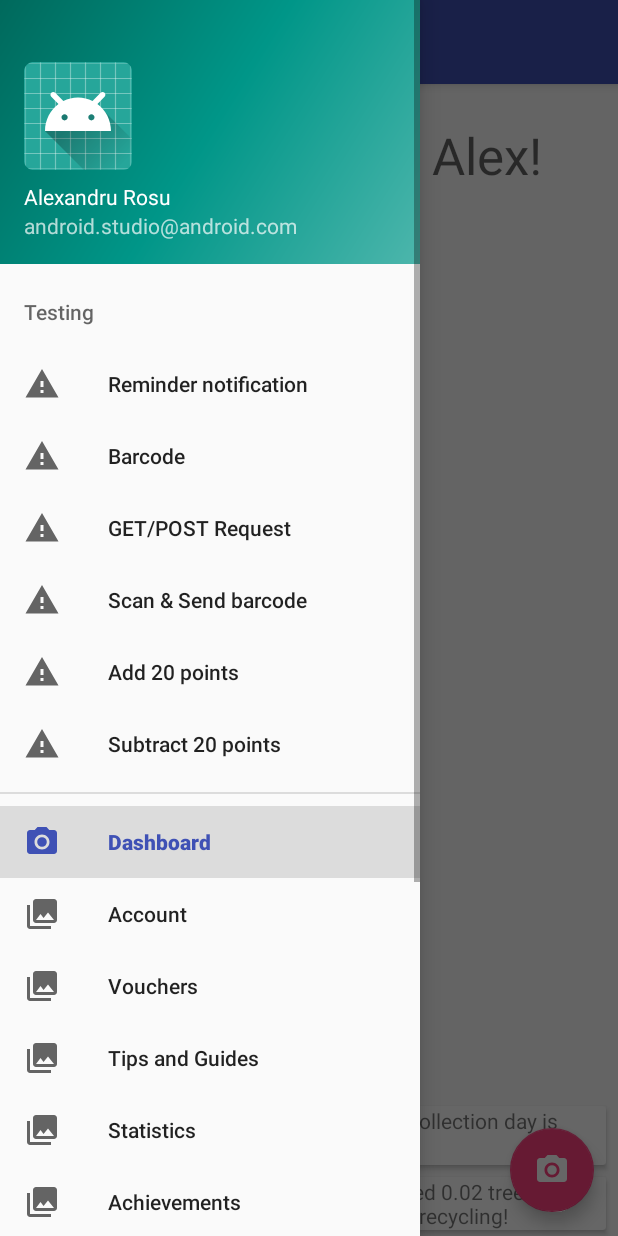
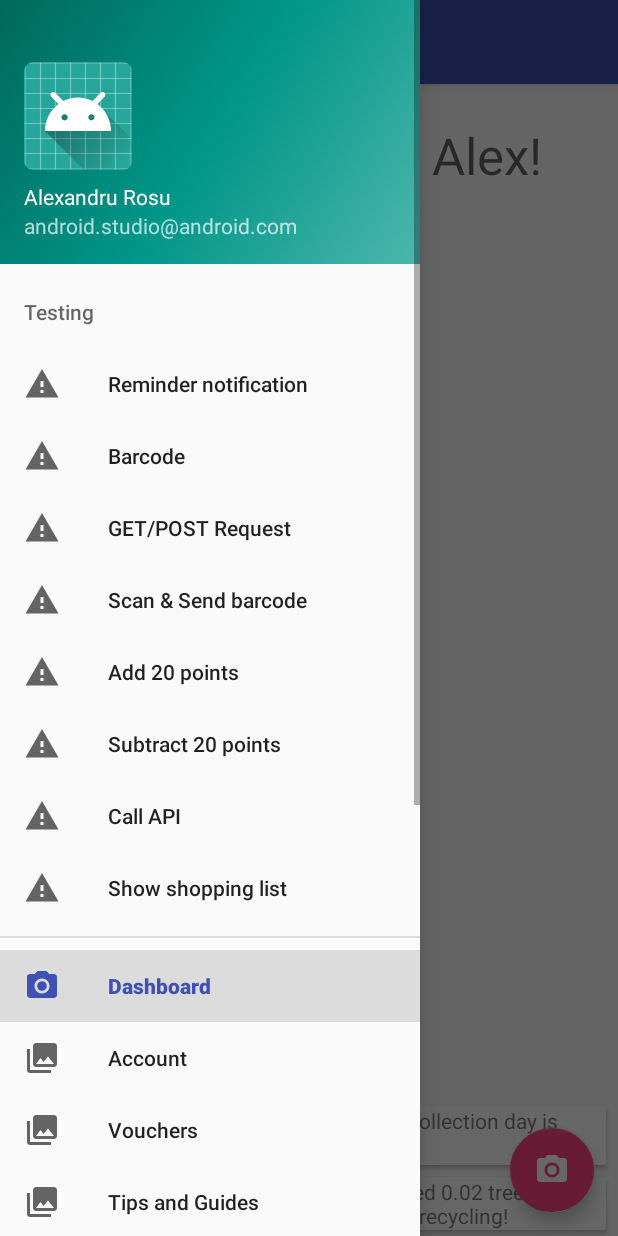
Before and after one commit to alexandruro/Software-Design-Study-Android, an Android app: the screen it shows after launch (MainActivity), with the side drawer open, on a phone screen of 412 x 824 dp. Run offline under Robolectric (Android 15) with nearby library versions, the phone set to English and light mode, and no system bars; our stand-ins replace Volley; libraries missing offline, so code that uses them is left out: com.github.mikephil.charting, com.timqi.sectorprogressview; plain views replace BarChart, ColorfulRingProgressView; 24 statements that could not run were skipped.

Commit message:
Developed shopping list

```diff
--- a/app/build.gradle
+++ b/app/build.gradle
@@ -31,4 +31,5 @@ dependencies {
     compile 'com.timqi.sectorprogressview:library:2.0.1'
     implementation 'com.github.PhilJay:MPAndroidChart:v3.0.3'
     compile 'com.google.android.gms:play-services-vision:11.8.0'
+    compile 'com.android.volley:volley:1.1.0'
 }
--- a/app/src/main/java/com/alexandruro/recyclinghelper/MainActivity.java
+++ b/app/src/main/java/com/alexandruro/recyclinghelper/MainActivity.java
@@ -22,18 +22,34 @@ import android.support.v4.widget.DrawerLayout;
 import android.support.v7.app.ActionBarDrawerToggle;
 import android.support.v7.app.AppCompatActivity;
 import android.support.v7.widget.Toolbar;
+import android.util.Log;
 import android.view.MenuItem;
 import android.view.View;
 import android.widget.Toast;
 
+import com.android.volley.Request;
+import com.android.volley.RequestQueue;
+import com.android.volley.Response;
+import com.android.volley.VolleyError;
+import com.android.volley.toolbox.JsonObjectRequest;
+import com.android.volley.toolbox.StringRequest;
+import com.android.volley.toolbox.Volley;
 import com.google.android.gms.common.api.CommonStatusCodes;
 import com.google.android.gms.vision.barcode.Barcode;
+
+import org.json.JSONObject;
+
+import java.io.UnsupportedEncodingException;
+import java.net.URLEncoder;
 
 public class MainActivity extends AppCompatActivity
         implements NavigationView.OnNavigationItemSelectedListener,
         AccountFragment.OnFragmentInteractionListener,
         DashboardFragment.OnFragmentInteractionListener,
-        ServerConnectionFragment.OnFragmentInteractionListener, BackgroundTaskResult {
+        ServerConnectionFragment.OnFragmentInteractionListener,
+        ApiCallFragment.OnFragmentInteractionListener,
+        ShoppingListFragment.OnFragmentInteractionListener,
+        BackgroundTaskResult {
 
     // request codes for starting BarcodeCaptureActivity
     public static final int BARCODE_TO_TEST = 0;
@@ -59,8 +75,8 @@ public class MainActivity extends AppCompatActivity
         editor.commit();
 
         NamedFragment currentFragment = (NamedFragment) getSupportFragmentManager().findFragmentById(R.id.mainFrame);
-        if(currentFragment.getFragmentName().equals("dashboard"))
-            ((DashboardFragment)currentFragment).redrawPointsGoal();
+        if (currentFragment.getFragmentName().equals("dashboard"))
+            ((DashboardFragment) currentFragment).redrawPointsGoal();
     }
 
 
@@ -127,9 +143,56 @@ public class MainActivity extends AppCompatActivity
 //                        ft.replace(R.id.mainFrame, fragment);
 //                        ft.commitAllowingStateLoss();
 
-                        BackgroundTask backgroundTask = new BackgroundTask(null
-                                , "POST", "barcode", barcode.displayValue, this);
-                        backgroundTask.execute();
+                        Toast.makeText(this, "Sending barcode to the server..", Toast.LENGTH_SHORT).show();
+
+                        SharedPreferences settings = PreferenceManager.getDefaultSharedPreferences(this);
+                        String baseIp = settings.getString("serverIp", null);
+
+                        //localhost:4444/tables/items?query={"type":"select","columns":["item_id"],"conditions":[{"column":"barcode","compareOperator":"=","compareValue":6}]}
+                        String url = String.format("{\"type\":\"select\",\"columns\":[\"item_id\",\"name\"," +
+                                "\"IF(value > 0, TRUE, FALSE) as recyclable\"],\"conditions\":[{\"column\":\"barcode\"," +
+                                "\"compareOperator\":\"=\",\"compareValue\":\"%2$s\"}]}", baseIp, barcode.displayValue);
+                        String encodedurl = null;
+                        try {
+                            encodedurl = URLEncoder.encode(url, "UTF-8");
+                        } catch (UnsupportedEncodingException e) {
+                            e.printStackTrace();
+                        }
+                        encodedurl = "http://" + baseIp + "/tables/items?query=" + encodedurl;
+
+                        RequestQueue queue = Volley.newRequestQueue(this);
+                        StringRequest getRequest = new StringRequest(Request.Method.GET, encodedurl,
+                                new Response.Listener<String>() {
+                                    @Override
+                                    public void onResponse(String response) {
+                                        if(response.contains("could not find"))
+                                            Toast.makeText(MainActivity.this, "Could not find item in database", Toast.LENGTH_LONG).show();
+                                        else if(response.contains("NOT RECYCLABLE"))
+                                            Toast.makeText(MainActivity.this, "The item is not recyclable", Toast.LENGTH_LONG).show();
+                                        else {
+                                            //TODO: add points
+                                            Toast.makeText(MainActivity.this, "The item is recyclable", Toast.LENGTH_LONG).show();
+                                        }
+                                    }
+                                },
+                                new Response.ErrorListener() {
+                                    @Override
+                                    public void onErrorResponse(VolleyError error) {
+                                        if (error != null && error.getMessage() != null) {
+                                            Log.d("Error.Response", error.getMessage());
+                                            Toast.makeText(MainActivity.this, error.getMessage(), Toast.LENGTH_SHORT).show();
+                                        } else
+                                            Toast.makeText(MainActivity.this, "An unknown error occurred..", Toast.LENGTH_SHORT).show();
+                                    }
+                                }
+                        );
+
+                        queue.add(getRequest);
+
+
+//                        BackgroundTask backgroundTask = new BackgroundTask(null
+//                                , "POST", "barcode", barcode.displayValue, this);
+//                        backgroundTask.execute();
 
                     } else
                         Toast.makeText(this, barcode.displayValue, Toast.LENGTH_SHORT).show();
@@ -205,11 +268,19 @@ public class MainActivity extends AppCompatActivity
                 break;
 
             case R.id.nav_test_add_xp:
-                setXp(xp+20);
+                setXp(xp + 20);
                 break;
 
             case R.id.nav_test_subtract_xp:
-                setXp(xp-20);
+                setXp(xp - 20);
+                break;
+
+            case R.id.nav_test_api_call:
+                fragment = new ApiCallFragment();
+                break;
+
+            case R.id.nav_test_shopping_list:
+                fragment = new ShoppingListFragment();
                 break;
 
             // Main menu
@@ -251,15 +322,14 @@ public class MainActivity extends AppCompatActivity
 
     @Override
     public void backgroundTaskResult(boolean success, String result) {
-        if(success) {
-            if(result.equals("0"))
+        if (success) {
+            if (result.equals("0"))
                 Toast.makeText(this, "The item is not recyclable.", Toast.LENGTH_SHORT).show();
             else {
                 Toast.makeText(this, result + " points will be added to your account", Toast.LENGTH_SHORT).show();
-                setXp(xp+10);
+                setXp(xp + 10);
             }
-        }
-        else {
+        } else {
             Toast.makeText(this, result, Toast.LENGTH_SHORT).show();
         }
     }
--- a/app/src/main/res/menu/activity_main_drawer.xml
+++ b/app/src/main/res/menu/activity_main_drawer.xml
@@ -29,6 +29,15 @@
                 android:id="@+id/nav_test_subtract_xp"
                 android:icon="@drawable/ic_warning_black_24dp"
                 android:title="Subtract 20 points"/>
+            <item
+                android:id="@+id/nav_test_api_call"
+                android:icon="@drawable/ic_warning_black_24dp"
+                android:title="Call API"/>
+            <item
+                android:id="@+id/nav_test_shopping_list"
+                android:icon="@drawable/ic_warning_black_24dp"
+                android:title="Show shopping list"/>
+
         </menu>
     </item>
 
```
Also changed, not shown: app/src/main/java/com/alexandruro/recyclinghelper/ApiCallFragment.java (added, +192 -0 lines), app/src/main/java/com/alexandruro/recyclinghelper/BackgroundTask.java (+9 -2 lines), app/src/main/java/com/alexandruro/recyclinghelper/ShoppingItem.java (added, +27 -0 lines), app/src/main/java/com/alexandruro/recyclinghelper/ShoppingListAdapter.java (added, +35 -0 lines), app/src/main/java/com/alexandruro/recyclinghelper/ShoppingListFragment.java (added, +198 -0 lines), app/src/main/res/layout/fragment_api_call.xml (added, +42 -0 lines), app/src/main/res/layout/fragment_shopping_list.xml (added, +13 -0 lines), app/src/main/res/layout/shopping_item.xml (added, +30 -0 lines).
